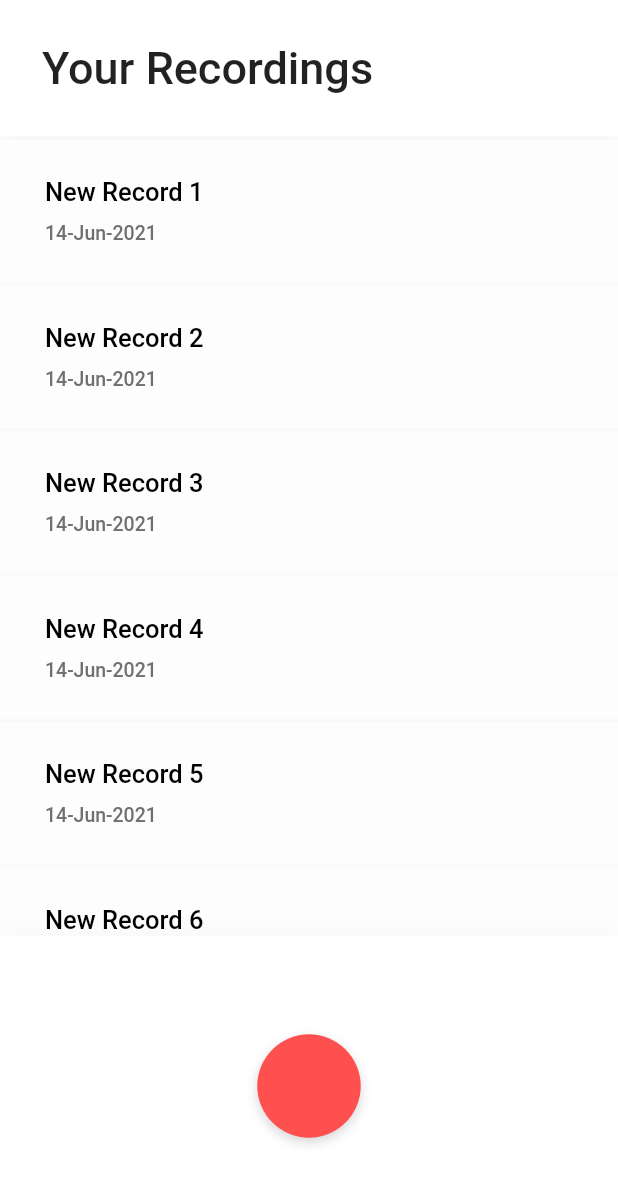
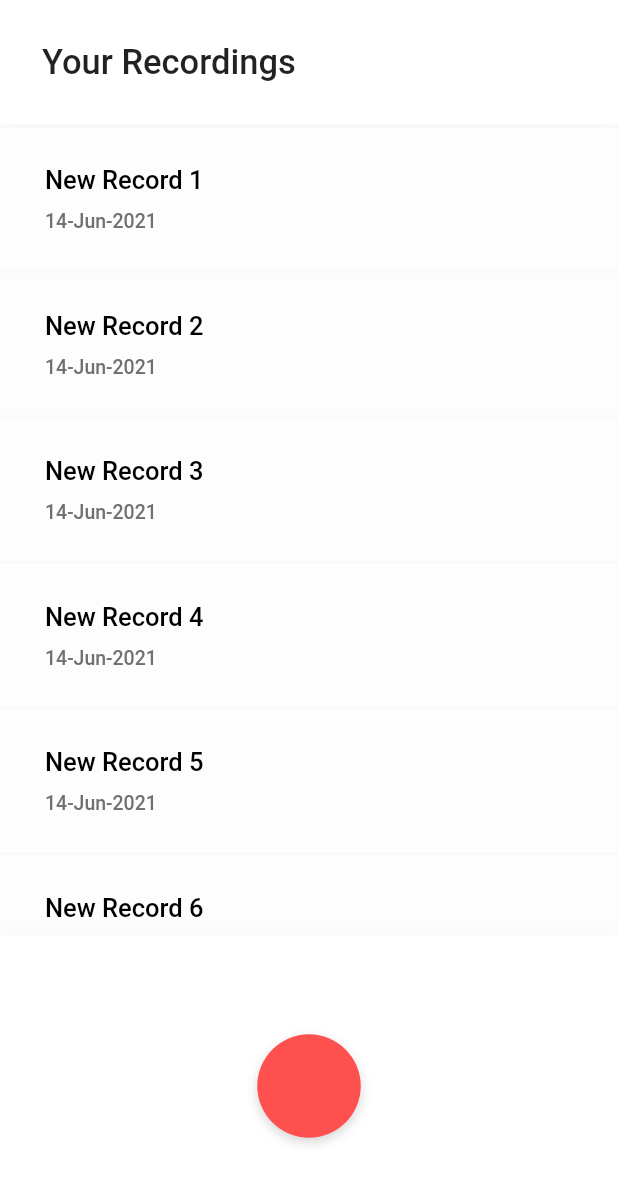
Before and after one commit to raysummee/raylex-studio, a Flutter app: the screen it shows after launch, on a phone screen of 412 x 824 dp. Shown: the top 1184 px of the screen. Run offline on Flutter 3.47's test engine with Material 2 defaults, Android fonts, the phone set to English and light mode, and no system bars.

Commit message:
genericAppbar: added back functionality

```diff
--- a/lib/components/appbar/genericAppbar.dart
+++ b/lib/components/appbar/genericAppbar.dart
@@ -21,13 +21,18 @@ class GenericAppbar extends StatelessWidget {
       child: SafeArea(
         bottom: false,
         child: Container(
-          padding: EdgeInsets.fromLTRB(28, 28, 8, 28),
-          child: Text(
-            title,
-            style: TextStyle(
-              fontSize: 30,
-              fontWeight: FontWeight.w500
-            ),
+          padding: Navigator.of(context).canPop()?EdgeInsets.fromLTRB(16, 16, 8, 16):EdgeInsets.fromLTRB(28, 28, 8, 28),
+          child: Row(
+            children: [
+              Navigator.of(context).canPop()? BackButton():Container(),
+              Text(
+                title,
+                style: TextStyle(
+                  fontSize: 23,
+                  fontWeight: FontWeight.w500
+                ),
+              ),
+            ],
           ),
         ),
       ),
```
